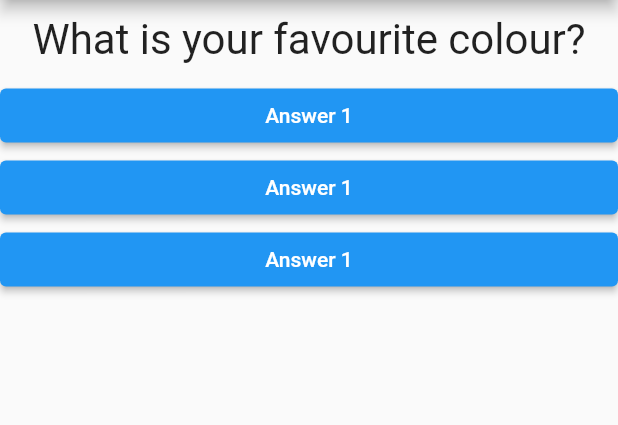
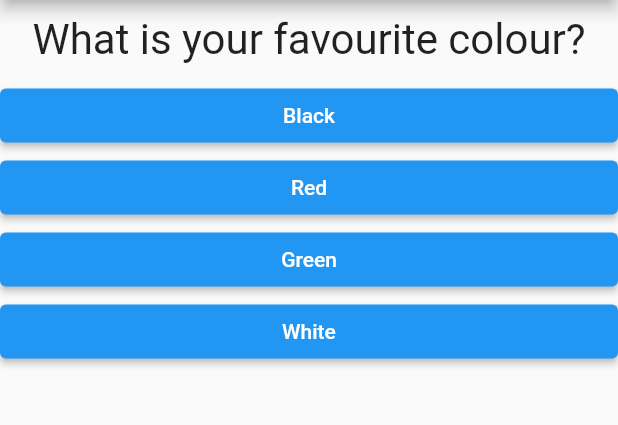
Before and after one commit to prabhav951/flutter_first_app, a Flutter app: the screen it shows after launch, on a phone screen of 412 x 824 dp, the part 84-509 px from its top. Run offline on Flutter 3.47's test engine with Material 2 defaults, Android fonts, the phone set to English and light mode, and no system bars.

Commit message:
Connect Answer Widget and questions array in main.dart

```diff
--- a/lib/answer.dart
+++ b/lib/answer.dart
@@ -3,8 +3,9 @@ import 'package:flutter/material.dart';
 class Answer extends StatelessWidget {
   // final VoidCallback selectHandler;
   final void Function() selectHandler;
+  final String answerText;
 
-  Answer(this.selectHandler);
+  Answer(this.answerText, this.selectHandler);
 
   @override
   Widget build(BuildContext context) {
@@ -13,9 +14,9 @@ class Answer extends StatelessWidget {
       child: ElevatedButton(
         style: ElevatedButton.styleFrom(
           primary: Colors.blue, // default
-          onPrimary: Colors.white,  // default
+          onPrimary: Colors.white, // default
         ),
-        child: Text('Answer 1'),
+        child: Text(answerText),
         onPressed: selectHandler,
       ),
     );
--- a/lib/main.dart
+++ b/lib/main.dart
@@ -1,4 +1,5 @@
 import 'package:flutter/material.dart';
+import 'package:flutter/rendering.dart';
 
 import './question.dart';
 import './answer.dart';
@@ -28,9 +29,34 @@ class _MyAppState extends State<MyApp> {
 
   @override
   Widget build(BuildContext context) {
-    var questions = [
-      'What is your favourite colour?',
-      'What is your favourite animal'
+    final questions = [
+      {
+        'questionText': 'What is your favourite colour?',
+        'answers': [
+          'Black',
+          'Red',
+          'Green',
+          'White',
+        ],
+      },
+      {
+        'questionText': 'What is your favourite animal',
+        'answers': [
+          'Rabbit',
+          'Snake',
+          'Lion',
+          'Elephant',
+        ],
+      },
+      {
+        'questionText': 'What is your favourite anime',
+        'answers': [
+          'DS',
+          'DS',
+          'DS',
+          'DS',
+        ]
+      },
     ];
     return MaterialApp(
       home: Scaffold(
@@ -40,11 +66,15 @@ class _MyAppState extends State<MyApp> {
         body: Column(
           children: [
             Question(
-              questions[_questionIndex],
+              questions[_questionIndex]['questionText'] as String,
             ),
-            Answer(_answerQuestion),
-            Answer(_answerQuestion),
-            Answer(_answerQuestion),
+            // Answer(_answerQuestion),
+            // Answer(_answerQuestion),
+            // Answer(_answerQuestion),
+            ...(questions[_questionIndex]['answers'] as List<String>)
+                .map((answer) {
+              return Answer(answer, _answerQuestion);
+            }).toList(),
           ],
         ),
       ),
```
